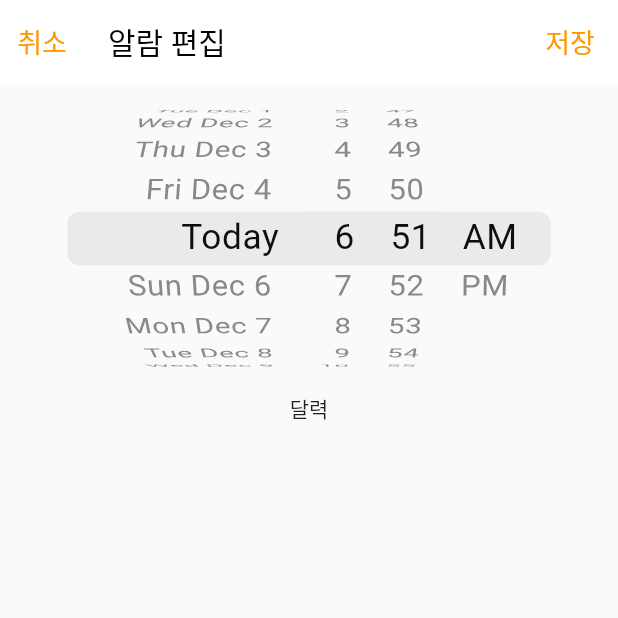
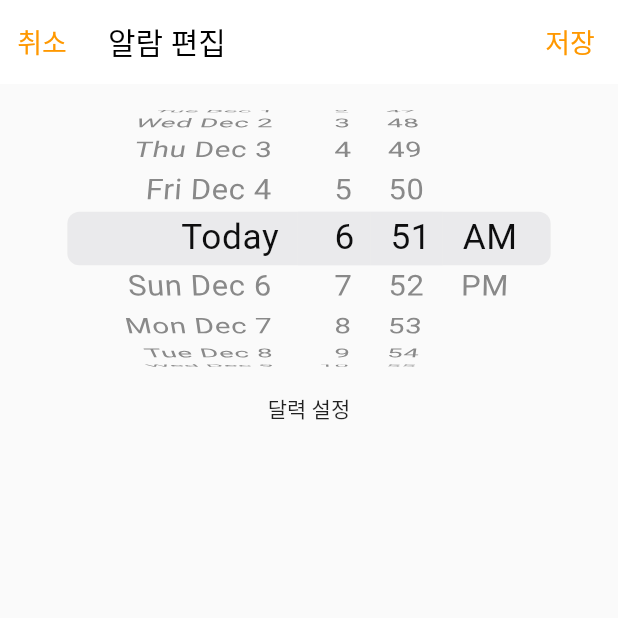
Before and after one commit to nakisara01/Alarm1, a Flutter app: the AlarmDetailPage screen opened directly, on a phone screen of 412 x 824 dp, the top half of it. Run offline on Flutter 3.47's test engine with Material 2 defaults, Android fonts, the phone set to English and light mode, and no system bars.

Commit message:
fit: alarm text

```diff
--- a/lib/src/ui/alarmDetail/alarmDetail.dart
+++ b/lib/src/ui/alarmDetail/alarmDetail.dart
@@ -35,8 +35,9 @@ class AlarmDetailPage extends StatelessWidget {
                 height: size.height * 0.25,
                 child: CupertinoDatePicker(
                     onDateTimeChanged: (DateTime value) {})),
-            Text('달력')
+            Text('달력 설정')
           ],
+
         ));
   }
 }
```
